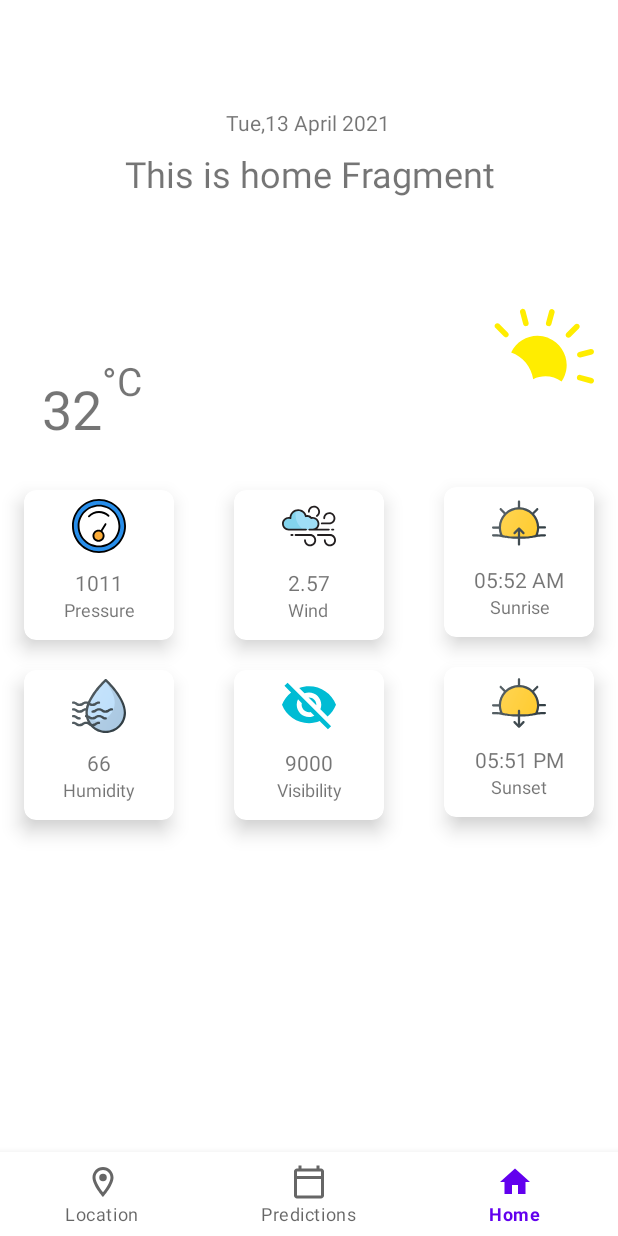
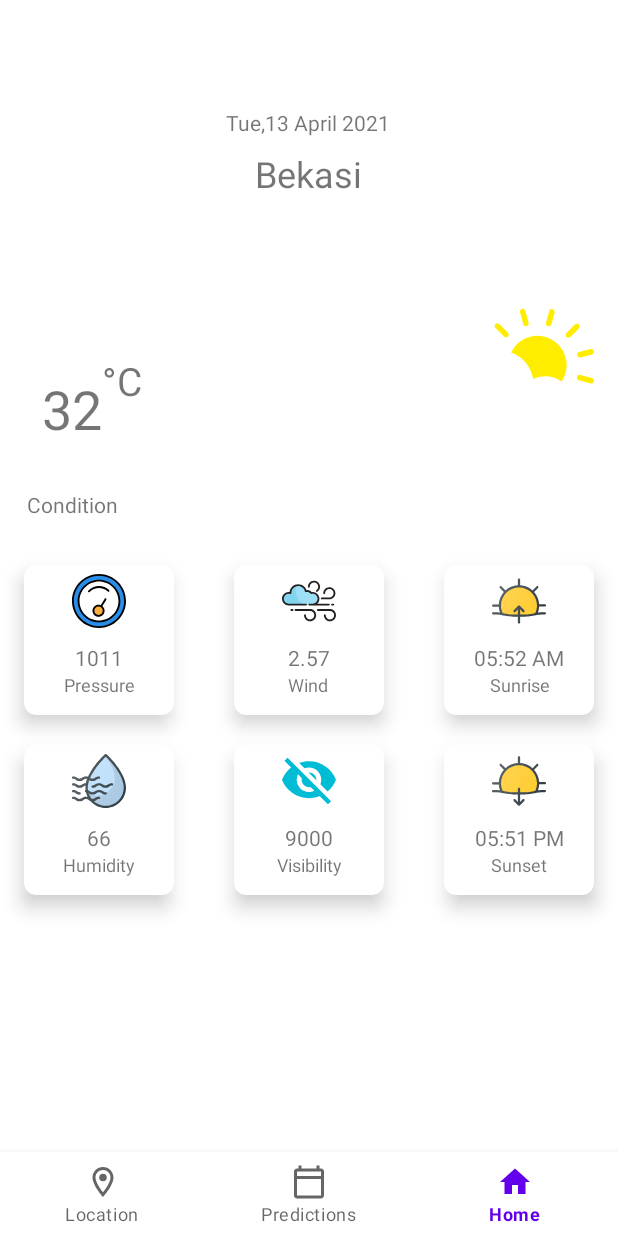
Before and after one commit to keishaputri-k/CityWeather, an Android app: the screen it shows after launch (MainActivity), on a phone screen of 412 x 824 dp. Run offline under Robolectric (Android 15) with nearby library versions, the phone set to English and light mode, and no system bars; our stand-ins replace RxJava, navigation-ui; libraries missing offline, so code that uses them is left out: im.delight.android; 3 statements that could not run were skipped.

Commit message:
20.04.2021

```diff
--- a/app/build.gradle
+++ b/app/build.gradle
@@ -82,6 +82,7 @@ dependencies {
     implementation 'com.squareup.okhttp3:logging-interceptor:4.7.2'
     implementation 'com.google.code.gson:gson:2.8.6'
     implementation "org.jetbrains.anko:anko:0.10.8"
+    implementation 'com.github.delight-im:Android-SimpleLocation:v1.0.1'
 
     testImplementation 'junit:junit:4.13.2'
     androidTestImplementation 'androidx.test.ext:junit:1.1.2'
--- a/app/src/main/java/com/kei/cityweather/model/ForecastResponse.kt
+++ b/app/src/main/java/com/kei/cityweather/model/ForecastResponse.kt
@@ -48,7 +48,7 @@ data class ListItem(
 	val clouds: Clouds? = null,
 
 	@field:SerializedName("sys")
-	val Sys: Sys? = null,
+	val sys: Sys? = null,
 
 	@field:SerializedName("wind")
 	val wind: Wind? = null
--- a/app/src/main/java/com/kei/cityweather/model/all/City.kt
+++ b/app/src/main/java/com/kei/cityweather/model/all/City.kt
@@ -2,6 +2,7 @@ package com.kei.cityweather.model.all
 
 import com.google.gson.annotations.SerializedName
 
+//city
 data class City(
 
         @field:SerializedName("country")
--- a/app/src/main/java/com/kei/cityweather/model/all/Clouds.kt
+++ b/app/src/main/java/com/kei/cityweather/model/all/Clouds.kt
@@ -2,6 +2,7 @@ package com.kei.cityweather.model.all
 
 import com.google.gson.annotations.SerializedName
 
+//cloud
 data class Clouds(
 
         @field:SerializedName("all")
--- a/app/src/main/java/com/kei/cityweather/model/all/Main.kt
+++ b/app/src/main/java/com/kei/cityweather/model/all/Main.kt
@@ -2,8 +2,8 @@ package com.kei.cityweather.model.all
 
 import com.google.gson.annotations.SerializedName
 
+//Main
 data class Main(
-
         @field:SerializedName("temp")
         val temp: Double? = null,
 
--- a/app/src/main/java/com/kei/cityweather/ui/home/HomeFragment.kt
+++ b/app/src/main/java/com/kei/cityweather/ui/home/HomeFragment.kt
@@ -1,31 +1,95 @@
 package com.kei.cityweather.ui.home
 
+import android.content.pm.PackageManager
 import android.os.Bundle
+import android.util.Log
 import android.view.LayoutInflater
 import android.view.View
 import android.view.ViewGroup
-import android.widget.TextView
+import android.widget.Toast
+import androidx.core.app.ActivityCompat
+import androidx.core.content.ContextCompat
 import androidx.fragment.app.Fragment
 import androidx.lifecycle.Observer
 import androidx.lifecycle.ViewModelProvider
-import com.kei.cityweather.R
+import com.kei.cityweather.databinding.FragmentHomeBinding
+import com.kei.cityweather.helper.Constant
+import com.kei.cityweather.helper.DateConverter
+import com.kei.cityweather.helper.TimeConverter
+import im.delight.android.location.SimpleLocation
 
 class HomeFragment : Fragment() {
-
+    private val REQUEST_CODE = 1
     private lateinit var homeViewModel: HomeViewModel
+    private lateinit var homeBinding: FragmentHomeBinding
+    var location: SimpleLocation? = null
+    var latitude : String? = null
+    var longitude : String? = null
 
     override fun onCreateView(
             inflater: LayoutInflater,
             container: ViewGroup?,
             savedInstanceState: Bundle?
     ): View? {
-        homeViewModel =
-                ViewModelProvider(this).get(HomeViewModel::class.java)
-        val root = inflater.inflate(R.layout.fragment_home, container, false)
-        val textView: TextView = root.findViewById(R.id.tv_home_city_name)
-        homeViewModel.text.observe(viewLifecycleOwner, Observer {
-            textView.text = it
+        homeBinding = FragmentHomeBinding.inflate(layoutInflater)
+        homeViewModel = ViewModelProvider(this).get(HomeViewModel::class.java)
+        return homeBinding.root
+    }
+
+    override fun onViewCreated(view: View, savedInstanceState: Bundle?) {
+        super.onViewCreated(view, savedInstanceState)
+        homeViewModel = ViewModelProvider(this).get(HomeViewModel::class.java)
+        location = SimpleLocation(context)
+        if (!location!!.hasLocationEnabled()) {
+            SimpleLocation.openSettings(context)
+        } else {
+            if (ContextCompat.checkSelfPermission(requireActivity(), android.Manifest.permission.ACCESS_FINE_LOCATION) != PackageManager.PERMISSION_GRANTED) {
+                activity?.let {
+                    ActivityCompat.requestPermissions(it, arrayOf(android.Manifest.permission.ACCESS_FINE_LOCATION), REQUEST_CODE)
+                }
+            }else{
+                location = SimpleLocation(context)
+                latitude = String.format("%.6f", location?.latitude)
+                longitude = String.format("%.6f", location?.longitude)
+                Log.e("Latitude", "" + latitude)
+                Log.e("Logitude", "" + longitude)
+            }
+        }
+        homeViewModel.getWeatherDataWithGPS(latitude!!, longitude!!, Constant.METRIC)
+        homeViewModel.locationData.observe(viewLifecycleOwner, Observer { locationGPS -> locationGPS?.let {
+            homeBinding.tvHomeCityName.text = locationGPS.name
+            homeBinding.tvHomeDate.text = DateConverter()
+            homeBinding.tvCelciousHome.text = locationGPS.main!!.temp!!.toInt().toString()
+            homeBinding.tvConditionHome.text = locationGPS.weather!!.get(0)!!.description
+            homeBinding.tvPressureHome.text = TimeConverter((locationGPS.wind!!.speed)!!.toLong())
+            homeBinding.tvWindHome.text = TimeConverter((locationGPS.sys!!.sunrise)!!.toLong())
+            homeBinding.ivStatePict.setImageResource(resources.getIdentifier("ic_" + locationGPS.weather?.get(0)!!.icon, "drawable", view.context.packageName))
+        }})
+        homeViewModel.locationLoading.observe(viewLifecycleOwner, Observer { loading ->
+            loading?.let {
+                if (it){
+                    homeBinding.pbLoadingHome.visibility = View.VISIBLE
+                }else{
+                    homeBinding.pbLoadingHome.visibility = View.GONE
+                }
+            }
         })
-        return root
+    }
+
+    override fun onRequestPermissionsResult(requestCode: Int, permissions: Array<out String>, grantResults: IntArray) {
+        if (requestCode == REQUEST_CODE){
+            if (grantResults.size > 0 && grantResults[0] == PackageManager.PERMISSION_GRANTED){
+                location = SimpleLocation(context)
+                latitude = String.format("%.6f", location?.latitude)
+                longitude = String.format("%.6f", location?.longitude)
+                Log.e("Latitude", "" + latitude)
+                Log.e("Logitude", "" + longitude)
+
+                homeViewModel.getWeatherDataWithGPS(latitude!!, longitude!!, Constant.METRIC)
+            }else{
+                Toast.makeText(context, "Permission Denied", Toast.LENGTH_SHORT).show()
+            }
+        }
+        super.onRequestPermissionsResult(requestCode, permissions, grantResults)
     }
 }
--- a/app/src/main/java/com/kei/cityweather/ui/home/HomeViewModel.kt
+++ b/app/src/main/java/com/kei/cityweather/ui/home/HomeViewModel.kt
@@ -1,13 +1,41 @@
 package com.kei.cityweather.ui.home
 
-import androidx.lifecycle.LiveData
+import android.app.Application
+import android.util.Log
+import androidx.lifecycle.AndroidViewModel
 import androidx.lifecycle.MutableLiveData
-import androidx.lifecycle.ViewModel
+import com.kei.cityweather.model.WeatherResponse
+import com.kei.cityweather.network.RetrofitConfig
+import io.reactivex.rxjava3.android.schedulers.AndroidSchedulers
+import io.reactivex.rxjava3.disposables.CompositeDisposable
+import io.reactivex.rxjava3.observers.DisposableSingleObserver
+import io.reactivex.rxjava3.schedulers.Schedulers
 
-class HomeViewModel : ViewModel() {
+class HomeViewModel (application: Application) : AndroidViewModel(application){
+    private val apiClient = RetrofitConfig()
+    private val disposable = CompositeDisposable()
 
-    private val _text = MutableLiveData<String>().apply {
-        value = "This is home Fragment"
+    val locationData = MutableLiveData<WeatherResponse>()
+    val locationLoading = MutableLiveData<Boolean>()
+
+    fun getWeatherDataWithGPS(latitude : String, longitude : String, units : String){
+        locationLoading.value = true // karena nilainya 1
+        disposable.add(apiClient.getDataFromGPS(latitude, longitude, units).subscribeOn(Schedulers.newThread()).observeOn(AndroidSchedulers.mainThread())
+                .subscribeWith(object : DisposableSingleObserver<WeatherResponse>(){
+                    override fun onSuccess(t: WeatherResponse) {
+                        locationData.value = t
+                        locationLoading.value = false
+                        Log.i("Success", "Data On Showed")
+                    }
+
+                    override fun onError(e: Throwable) {
+                        Log.i("Failed", "Data not Showed" + e.message + "" + e.printStackTrace())
+                    }
+
+                }))
     }
-    val text: LiveData<String> = _text
+    override fun onCleared(){
+        super.onCleared()
+        disposable.clear()
+    }
 }
--- a/app/src/main/res/layout/fragment_home.xml
+++ b/app/src/main/res/layout/fragment_home.xml
@@ -73,7 +73,7 @@
         android:layout_width="100dp"
         android:layout_height="100dp"
         android:layout_marginStart="16dp"
-        android:layout_marginTop="30dp"
+        android:layout_marginTop="80dp"
         app:cardCornerRadius="8dp"
         app:cardElevation="8dp"
         app:layout_constraintStart_toStartOf="parent"
@@ -122,13 +122,12 @@
         android:id="@+id/cv_wind"
         android:layout_width="100dp"
         android:layout_height="100dp"
-        android:layout_marginTop="30dp"
         android:elevation="8dp"
         app:cardCornerRadius="8dp"
         app:cardElevation="8dp"
         app:layout_constraintEnd_toStartOf="@+id/cv_sunrise"
         app:layout_constraintStart_toEndOf="@+id/cv_pressure"
-        app:layout_constraintTop_toBottomOf="@+id/iv_state_pict">
+        app:layout_constraintTop_toTopOf="@+id/cv_pressure">
 
         <androidx.constraintlayout.widget.ConstraintLayout
             android:layout_width="match_parent"
@@ -173,13 +172,13 @@
         android:id="@+id/cv_sunrise"
         android:layout_width="100dp"
         android:layout_height="100dp"
-        android:layout_marginTop="28dp"
+        android:layout_marginTop="80dp"
         android:layout_marginEnd="16dp"
         android:elevation="8dp"
         app:cardCornerRadius="8dp"
         app:cardElevation="8dp"
         app:layout_constraintEnd_toEndOf="parent"
-        app:layout_constraintTop_toBottomOf="@+id/iv_state_pict" >
+        app:layout_constraintTop_toBottomOf="@+id/iv_state_pict">
 
         <androidx.constraintlayout.widget.ConstraintLayout
             android:layout_width="match_parent"
@@ -368,4 +367,24 @@
                 app:layout_constraintTop_toTopOf="parent" />
         </androidx.constraintlayout.widget.ConstraintLayout>
     </androidx.cardview.widget.CardView>
+
+    <TextView
+        android:id="@+id/tv_condition_home"
+        android:layout_width="wrap_content"
+        android:layout_height="wrap_content"
+        android:layout_marginTop="30dp"
+        android:text="Condition"
+        app:layout_constraintEnd_toEndOf="@+id/tv_celcious_home"
+        app:layout_constraintStart_toStartOf="@+id/tv_celcious_home"
+        app:layout_constraintTop_toBottomOf="@+id/tv_celcious_home" />
+
+    <ProgressBar
+        android:id="@+id/pb_loading_home"
+        style="?android:attr/progressBarStyle"
+        android:layout_width="wrap_content"
+        android:layout_height="wrap_content"
+        app:layout_constraintBottom_toBottomOf="parent"
+        app:layout_constraintEnd_toEndOf="parent"
+        app:layout_constraintStart_toStartOf="parent"
+        app:layout_constraintTop_toTopOf="parent" />
 </androidx.constraintlayout.widget.ConstraintLayout>
```
Also changed, not shown: app/src/main/java/com/kei/cityweather/network/RetroficConfig.kt (+22 -9 lines). Lines whose indentation alone changed are shown as unchanged.
